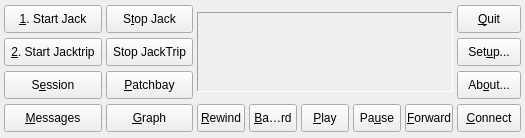
Old version of the form src/qjackctlMainForm.ui in the repository alexcoy257/cuws-gui.
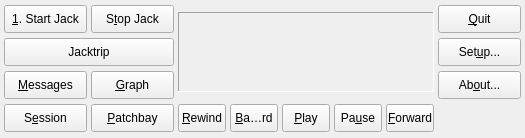
New version of the form. Icons and pictures are not drawn.

The edit to the form file:
```diff
--- a/src/qjackctlMainForm.ui
+++ b/src/qjackctlMainForm.ui
@@ -56,41 +56,6 @@
    <property name="spacing">
     <number>4</number>
    </property>
-   <item row="2" column="1">
-    <widget class="QToolButton" name="PatchbayToolButton">
-     <property name="minimumSize">
-      <size>
-       <width>28</width>
-       <height>28</height>
-      </size>
-     </property>
-     <property name="maximumSize">
-      <size>
-       <width>32767</width>
-       <height>28</height>
-      </size>
-     </property>
-     <property name="focusPolicy">
-      <enum>Qt::TabFocus</enum>
-     </property>
-     <property name="toolTip">
-      <string>Show/hide the patchbay editor window</string>
-     </property>
-     <property name="text">
-      <string>&amp;Patchbay</string>
-     </property>
-     <property name="icon">
-      <iconset resource="qjackctl.qrc">
-       <normaloff>:/images/patchbay1.png</normaloff>:/images/patchbay1.png</iconset>
-     </property>
-     <property name="checkable">
-      <bool>true</bool>
-     </property>
-     <property name="toolButtonStyle">
-      <enum>Qt::ToolButtonTextBesideIcon</enum>
-     </property>
-    </widget>
-   </item>
    <item row="0" column="1">
     <widget class="QToolButton" name="StopToolButton">
      <property name="minimumSize">
@@ -251,79 +216,6 @@
      </property>
     </widget>
    </item>
-   <item row="2" column="0">
-    <widget class="QToolButton" name="SessionToolButton">
-     <property name="minimumSize">
-      <size>
-       <width>28</width>
-       <height>28</height>
-      </size>
-     </property>
-     <property name="maximumSize">
-      <size>
-       <width>32767</width>
-       <height>28</height>
-      </size>
-     </property>
-     <property name="focusPolicy">
-      <enum>Qt::TabFocus</enum>
-     </property>
-     <property name="toolTip">
-      <string>Show/hide the session management window</string>
-     </property>
-     <property name="text">
-      <string>S&amp;ession</string>
-     </property>
-     <property name="icon">
-      <iconset resource="qjackctl.qrc">
-       <normaloff>:/images/session1.png</normaloff>:/images/session1.png</iconset>
-     </property>
-     <property name="checkable">
-      <bool>true</bool>
-     </property>
-     <property name="toolButtonStyle">
-      <enum>Qt::ToolButtonTextBesideIcon</enum>
-     </property>
-    </widget>
-   </item>
-   <item row="3" column="0">
-    <widget class="QToolButton" name="MessagesStatusToolButton">
-     <property name="minimumSize">
-      <size>
-       <width>28</width>
-       <height>28</height>
-      </size>
-     </property>
-     <property name="maximumSize">
-      <size>
-       <width>32767</width>
-       <height>28</height>
-      </size>
-     </property>
-     <property name="cursor">
-      <cursorShape>ArrowCursor</cursorShape>
-     </property>
-     <property name="focusPolicy">
-      <enum>Qt::TabFocus</enum>
-     </property>
-     <property name="toolTip">
-      <string>Show/hide the messages log/status window</string>
-     </property>
-     <property name="text">
-      <string>&amp;Messages</string>
-     </property>
-     <property name="icon">
-      <iconset resource="qjackctl.qrc">
-       <normaloff>:/images/messagesstatus1.png</normaloff>:/images/messagesstatus1.png</iconset>
-     </property>
-     <property name="checkable">
-      <bool>true</bool>
-     </property>
-     <property name="toolButtonStyle">
-      <enum>Qt::ToolButtonTextBesideIcon</enum>
-     </property>
-    </widget>
-   </item>
    <item row="0" column="7">
     <widget class="QToolButton" name="QuitToolButton">
      <property name="minimumSize">
@@ -391,64 +283,6 @@
      </property>
     </widget>
    </item>
-   <item row="1" column="0">
-    <widget class="QToolButton" name="JackTripStartToolButton">
-     <property name="minimumSize">
-      <size>
-       <width>28</width>
-       <height>28</height>
-      </size>
-     </property>
-     <property name="maximumSize">
-      <size>
-       <width>32767</width>
-       <height>28</height>
-      </size>
-     </property>
-     <property name="toolTip">
-      <string>Starts JackTrip according to settings in Setup</string>
-     </property>
-     <property name="text">
-      <string>&amp;2. Start Jacktrip</string>
-     </property>
-     <property name="icon">
-      <iconset resource="qjackctl.qrc">
-       <normaloff>:/images/start1.png</normaloff>:/images/start1.png</iconset>
-     </property>
-     <property name="toolButtonStyle">
-      <enum>Qt::ToolButtonTextBesideIcon</enum>
-     </property>
-    </widget>
-   </item>
-   <item row="1" column="1">
-    <widget class="QToolButton" name="JackTripStopToolButton">
-     <property name="minimumSize">
-      <size>
-       <width>28</width>
-       <height>28</height>
-      </size>
-     </property>
-     <property name="maximumSize">
-      <size>
-       <width>32767</width>
-       <height>28</height>
-      </size>
-     </property>
-     <property name="toolTip">
-      <string>Stops JackTrip</string>
-     </property>
-     <property name="text">
-      <string>Stop JackTrip</string>
-     </property>
-     <property name="icon">
-      <iconset resource="qjackctl.qrc">
-       <normaloff>:/images/stop1.png</normaloff>:/images/stop1.png</iconset>
-     </property>
-     <property name="toolButtonStyle">
-      <enum>Qt::ToolButtonTextBesideIcon</enum>
-     </property>
-    </widget>
-   </item>
    <item row="3" column="5">
     <widget class="QToolButton" name="PauseToolButton">
      <property name="sizePolicy">
@@ -761,41 +595,6 @@
      </layout>
     </widget>
    </item>
-   <item row="3" column="1">
-    <widget class="QToolButton" name="GraphToolButton">
-     <property name="minimumSize">
-      <size>
-       <width>28</width>
-       <height>28</height>
-      </size>
-     </property>
-     <property name="maximumSize">
-      <size>
-       <width>32767</width>
-       <height>28</height>
-      </size>
-     </property>
-     <property name="focusPolicy">
-      <enum>Qt::TabFocus</enum>
-     </property>
-     <property name="toolTip">
-      <string>Show/hide the graph window</string>
-     </property>
-     <property name="text">
-      <string>&amp;Graph</string>
-     </property>
-     <property name="icon">
-      <iconset resource="qjackctl.qrc">
-       <normaloff>:/images/graph1.png</normaloff>:/images/graph1.png</iconset>
-     </property>
-     <property name="checkable">
-      <bool>true</bool>
-     </property>
-     <property name="toolButtonStyle">
-      <enum>Qt::ToolButtonTextBesideIcon</enum>
-     </property>
-    </widget>
-   </item>
    <item row="3" column="6">
     <widget class="QToolButton" name="ForwardToolButton">
      <property name="minimumSize">
@@ -860,8 +659,8 @@
      </property>
     </widget>
    </item>
-   <item row="3" column="7">
-    <widget class="QToolButton" name="ConnectionsToolButton">
+   <item row="1" column="0" colspan="2">
+    <widget class="QToolButton" name="QJackTripToolButton">
      <property name="minimumSize">
       <size>
        <width>28</width>
@@ -881,11 +680,150 @@
       <string>Show/hide the connections window</string>
      </property>
      <property name="text">
-      <string>&amp;Connect</string>
+      <string>Jacktrip</string>
      </property>
+     <property name="checkable">
+      <bool>true</bool>
+     </property>
+     <property name="toolButtonStyle">
+      <enum>Qt::ToolButtonTextBesideIcon</enum>
+     </property>
+    </widget>
+   </item>
+   <item row="3" column="0">
+    <widget class="QToolButton" name="SessionToolButton">
+     <property name="minimumSize">
+      <size>
+       <width>28</width>
+       <height>28</height>
+      </size>
+     </property>
+     <property name="maximumSize">
+      <size>
+       <width>32767</width>
+       <height>28</height>
+      </size>
+     </property>
+     <property name="focusPolicy">
+      <enum>Qt::TabFocus</enum>
+     </property>
+     <property name="toolTip">
+      <string>Show/hide the session management window</string>
+     </property>
+     <property name="text">
+      <string>S&amp;ession</string>
+     </property>
      <property name="icon">
       <iconset resource="qjackctl.qrc">
-       <normaloff>:/images/connections1.png</normaloff>:/images/connections1.png</iconset>
+       <normaloff>:/images/session1.png</normaloff>:/images/session1.png</iconset>
+     </property>
+     <property name="checkable">
+      <bool>true</bool>
+     </property>
+     <property name="toolButtonStyle">
+      <enum>Qt::ToolButtonTextBesideIcon</enum>
+     </property>
+    </widget>
+   </item>
+   <item row="2" column="0">
+    <widget class="QToolButton" name="MessagesStatusToolButton">
+     <property name="minimumSize">
+      <size>
+       <width>28</width>
+       <height>28</height>
+      </size>
+     </property>
+     <property name="maximumSize">
+      <size>
+       <width>32767</width>
+       <height>28</height>
+      </size>
+     </property>
+     <property name="cursor">
+      <cursorShape>ArrowCursor</cursorShape>
+     </property>
+     <property name="focusPolicy">
+      <enum>Qt::TabFocus</enum>
+     </property>
+     <property name="toolTip">
+      <string>Show/hide the messages log/status window</string>
+     </property>
+     <property name="text">
+      <string>&amp;Messages</string>
+     </property>
+     <property name="icon">
+      <iconset resource="qjackctl.qrc">
+       <normaloff>:/images/messagesstatus1.png</normaloff>:/images/messagesstatus1.png</iconset>
+     </property>
+     <property name="checkable">
+      <bool>true</bool>
+     </property>
+     <property name="toolButtonStyle">
+      <enum>Qt::ToolButtonTextBesideIcon</enum>
+     </property>
+    </widget>
+   </item>
+   <item row="2" column="1">
+    <widget class="QToolButton" name="GraphToolButton">
+     <property name="minimumSize">
+      <size>
+       <width>28</width>
+       <height>28</height>
+      </size>
+     </property>
+     <property name="maximumSize">
+      <size>
+       <width>32767</width>
+       <height>28</height>
+      </size>
+     </property>
+     <property name="focusPolicy">
+      <enum>Qt::TabFocus</enum>
+     </property>
+     <property name="toolTip">
+      <string>Show/hide the graph window</string>
+     </property>
+     <property name="text">
+      <string>&amp;Graph</string>
+     </property>
+     <property name="icon">
+      <iconset resource="qjackctl.qrc">
+       <normaloff>:/images/graph1.png</normaloff>:/images/graph1.png</iconset>
+     </property>
+     <property name="checkable">
+      <bool>true</bool>
+     </property>
+     <property name="toolButtonStyle">
+      <enum>Qt::ToolButtonTextBesideIcon</enum>
+     </property>
+    </widget>
+   </item>
+   <item row="3" column="1">
+    <widget class="QToolButton" name="PatchbayToolButton">
+     <property name="minimumSize">
+      <size>
+       <width>28</width>
+       <height>28</height>
+      </size>
+     </property>
+     <property name="maximumSize">
+      <size>
+       <width>32767</width>
+       <height>28</height>
+      </size>
+     </property>
+     <property name="focusPolicy">
+      <enum>Qt::TabFocus</enum>
+     </property>
+     <property name="toolTip">
+      <string>Show/hide the patchbay editor window</string>
+     </property>
+     <property name="text">
+      <string>&amp;Patchbay</string>
+     </property>
+     <property name="icon">
+      <iconset resource="qjackctl.qrc">
+       <normaloff>:/images/patchbay1.png</normaloff>:/images/patchbay1.png</iconset>
      </property>
      <property name="checkable">
       <bool>true</bool>
```
Left out of the diff: 1 changed line with no effect on the pictures.
